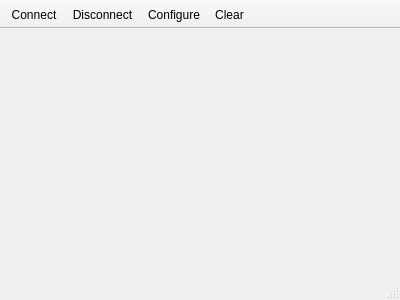
Qt form mainwindow.ui (Saisana299/Cranberry-Editor) before a commit.
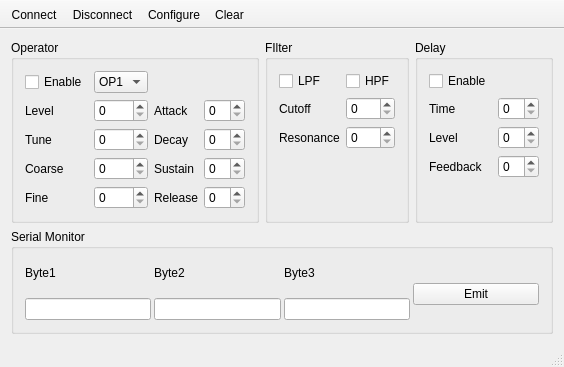
The same form after that commit.

Diff of the .ui file:
```diff
--- a/mainwindow.ui
+++ b/mainwindow.ui
@@ -6,15 +6,366 @@
    <rect>
     <x>0</x>
     <y>0</y>
-    <width>400</width>
-    <height>300</height>
+    <width>547</width>
+    <height>367</height>
    </rect>
   </property>
   <property name="windowTitle">
    <string>Cranberry Editor</string>
   </property>
   <widget class="QWidget" name="centralWidget">
-   <layout class="QVBoxLayout" name="verticalLayout"/>
+   <layout class="QVBoxLayout" name="verticalLayout">
+    <item>
+     <layout class="QGridLayout" name="gridLayout">
+      <item row="0" column="0">
+       <widget class="QGroupBox" name="groupBox_2">
+        <property name="title">
+         <string>Operator</string>
+        </property>
+        <layout class="QGridLayout" name="gridLayout_3">
+         <property name="spacing">
+          <number>6</number>
+         </property>
+         <item row="5" column="1">
+          <widget class="QSpinBox" name="spinBox_9"/>
+         </item>
+         <item row="2" column="3">
+          <widget class="QSpinBox" name="spinBox_10"/>
+         </item>
+         <item row="4" column="2">
+          <widget class="QLabel" name="label_12">
+           <property name="text">
+            <string>Sustain</string>
+           </property>
+          </widget>
+         </item>
+         <item row="2" column="2">
+          <widget class="QLabel" name="label_10">
+           <property name="text">
+            <string>Attack</string>
+           </property>
+          </widget>
+         </item>
+         <item row="5" column="3">
+          <widget class="QSpinBox" name="spinBox_13"/>
+         </item>
+         <item row="3" column="0">
+          <widget class="QLabel" name="label_8">
+           <property name="text">
+            <string>Tune</string>
+           </property>
+          </widget>
+         </item>
+         <item row="2" column="0">
+          <widget class="QLabel" name="label">
+           <property name="text">
+            <string>Level</string>
+           </property>
+          </widget>
+         </item>
+         <item row="2" column="1">
+          <widget class="QSpinBox" name="spinBox"/>
+         </item>
+         <item row="4" column="1">
+          <widget class="QSpinBox" name="spinBox_8"/>
+         </item>
+         <item row="5" column="2">
+          <widget class="QLabel" name="label_13">
+           <property name="text">
+            <string>Release</string>
+           </property>
+          </widget>
+         </item>
+         <item row="3" column="1">
+          <widget class="QSpinBox" name="spinBox_7"/>
+         </item>
+         <item row="3" column="3">
+          <widget class="QSpinBox" name="spinBox_11"/>
+         </item>
+         <item row="4" column="3">
+          <widget class="QSpinBox" name="spinBox_12"/>
+         </item>
+         <item row="5" column="0">
+          <widget class="QLabel" name="label_9">
+           <property name="text">
+            <string>Fine</string>
+           </property>
+          </widget>
+         </item>
+         <item row="3" column="2">
+          <widget class="QLabel" name="label_11">
+           <property name="text">
+            <string>Decay</string>
+           </property>
+          </widget>
+         </item>
+         <item row="4" column="0">
+          <widget class="QLabel" name="label_7">
+           <property name="text">
+            <string>Coarse</string>
+           </property>
+          </widget>
+         </item>
+         <item row="0" column="0">
+          <widget class="QCheckBox" name="checkBox">
+           <property name="text">
+            <string>Enable</string>
+           </property>
+          </widget>
+         </item>
+         <item row="0" column="1">
+          <widget class="QComboBox" name="comboBox">
+           <item>
+            <property name="text">
+             <string>OP1</string>
+            </property>
+           </item>
+           <item>
+            <property name="text">
+             <string>OP2</string>
+            </property>
+           </item>
+           <item>
+            <property name="text">
+             <string>OP3</string>
+            </property>
+           </item>
+           <item>
+            <property name="text">
+             <string>OP4</string>
+            </property>
+           </item>
+           <item>
+            <property name="text">
+             <string>OP5</string>
+            </property>
+           </item>
+           <item>
+            <property name="text">
+             <string>OP6</string>
+            </property>
+           </item>
+          </widget>
+         </item>
+        </layout>
+       </widget>
+      </item>
+      <item row="0" column="1">
+       <widget class="QGroupBox" name="groupBox_7">
+        <property name="title">
+         <string>FIlter</string>
+        </property>
+        <layout class="QGridLayout" name="gridLayout_8">
+         <property name="verticalSpacing">
+          <number>6</number>
+         </property>
+         <item row="0" column="0">
+          <widget class="QCheckBox" name="checkBox_7">
+           <property name="text">
+            <string>LPF</string>
+           </property>
+          </widget>
+         </item>
+         <item row="1" column="1">
+          <widget class="QSpinBox" name="spinBox_49"/>
+         </item>
+         <item row="2" column="0">
+          <widget class="QLabel" name="label_50">
+           <property name="text">
+            <string>Resonance</string>
+           </property>
+          </widget>
+         </item>
+         <item row="1" column="0">
+          <widget class="QLabel" name="label_49">
+           <property name="text">
+            <string>Cutoff</string>
+           </property>
+          </widget>
+         </item>
+         <item row="0" column="1">
+          <widget class="QCheckBox" name="checkBox_9">
+           <property name="text">
+            <string>HPF</string>
+           </property>
+          </widget>
+         </item>
+         <item row="3" column="0">
+          <widget class="QLabel" name="label_5">
+           <property name="text">
+            <string/>
+           </property>
+          </widget>
+         </item>
+         <item row="2" column="1">
+          <widget class="QSpinBox" name="spinBox_50"/>
+         </item>
+         <item row="4" column="0">
+          <widget class="QLabel" name="label_6">
+           <property name="text">
+            <string/>
+           </property>
+          </widget>
+         </item>
+        </layout>
+       </widget>
+      </item>
+      <item row="0" column="2">
+       <widget class="QGroupBox" name="groupBox_8">
+        <property name="title">
+         <string>Delay</string>
+        </property>
+        <layout class="QGridLayout" name="gridLayout_9">
+         <property name="verticalSpacing">
+          <number>6</number>
+         </property>
+         <item row="2" column="1">
+          <widget class="QSpinBox" name="spinBox_52"/>
+         </item>
+         <item row="3" column="1">
+          <widget class="QSpinBox" name="spinBox_53"/>
+         </item>
+         <item row="2" column="0">
+          <widget class="QLabel" name="label_52">
+           <property name="text">
+            <string>Level</string>
+           </property>
+          </widget>
+         </item>
+         <item row="0" column="0">
+          <widget class="QCheckBox" name="checkBox_8">
+           <property name="text">
+            <string>Enable</string>
+           </property>
+          </widget>
+         </item>
+         <item row="1" column="1">
+          <widget class="QSpinBox" name="spinBox_51"/>
+         </item>
+         <item row="1" column="0">
+          <widget class="QLabel" name="label_51">
+           <property name="text">
+            <string>Time</string>
+           </property>
+          </widget>
+         </item>
+         <item row="3" column="0">
+          <widget class="QLabel" name="label_53">
+           <property name="text">
+            <string>Feedback</string>
+           </property>
+          </widget>
+         </item>
+         <item row="4" column="0">
+          <widget class="QLabel" name="label_14">
+           <property name="text">
+            <string/>
+           </property>
+          </widget>
+         </item>
+        </layout>
+       </widget>
+      </item>
+     </layout>
+    </item>
+    <item>
+     <widget class="QGroupBox" name="groupBox">
+      <property name="title">
+       <string>Serial Monitor</string>
+      </property>
+      <layout class="QVBoxLayout" name="verticalLayout_2">
+       <property name="topMargin">
+        <number>0</number>
+       </property>
+       <item>
+        <layout class="QHBoxLayout" name="horizontalLayout">
+         <property name="spacing">
+          <number>3</number>
+         </property>
+         <item>
+          <layout class="QVBoxLayout" name="verticalLayout_3">
+           <property name="spacing">
+            <number>1</number>
+           </property>
+           <item>
+            <widget class="QLabel" name="label_2">
+             <property name="text">
+              <string>Byte1</string>
+             </property>
+            </widget>
+           </item>
+           <item>
+            <widget class="QLineEdit" name="lineEdit"/>
+           </item>
+          </layout>
+         </item>
+         <item>
+          <layout class="QVBoxLayout" name="verticalLayout_4">
+           <property name="spacing">
+            <number>1</number>
+           </property>
+           <item>
+            <widget class="QLabel" name="label_3">
+             <property name="text">
+              <string>Byte2</string>
+             </property>
+            </widget>
+           </item>
+           <item>
+            <widget class="QLineEdit" name="lineEdit_2"/>
+           </item>
+          </layout>
+         </item>
+         <item>
+          <layout class="QVBoxLayout" name="verticalLayout_5">
+           <property name="spacing">
+            <number>1</number>
+           </property>
+           <item>
+            <widget class="QLabel" name="label_4">
+             <property name="text">
+              <string>Byte3</string>
+             </property>
+            </widget>
+           </item>
+           <item>
+            <widget class="QLineEdit" name="lineEdit_3"/>
+           </item>
+          </layout>
+         </item>
+         <item>
+          <layout class="QVBoxLayout" name="verticalLayout_6">
+           <property name="spacing">
+            <number>1</number>
+           </property>
+           <item>
+            <spacer name="horizontalSpacer_3">
+             <property name="orientation">
+              <enum>Qt::Orientation::Horizontal</enum>
+             </property>
+             <property name="sizeHint" stdset="0">
+              <size>
+               <width>20</width>
+               <height>20</height>
+              </size>
+             </property>
+            </spacer>
+           </item>
+           <item>
+            <widget class="QPushButton" name="pushButton">
+             <property name="text">
+              <string>Emit</string>
+             </property>
+            </widget>
+           </item>
+          </layout>
+         </item>
+        </layout>
+       </item>
+      </layout>
+     </widget>
+    </item>
+   </layout>
   </widget>
   <widget class="QToolBar" name="mainToolBar">
    <property name="movable">
```
Left out of the diff: 1 changed line with no effect on the pictures.
